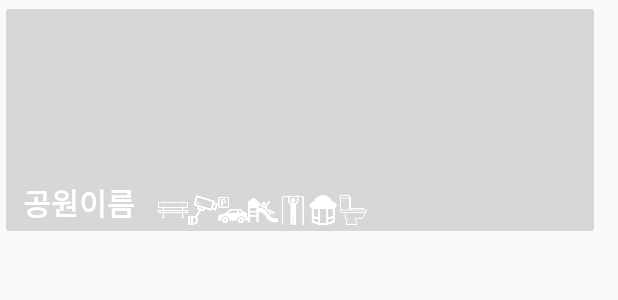
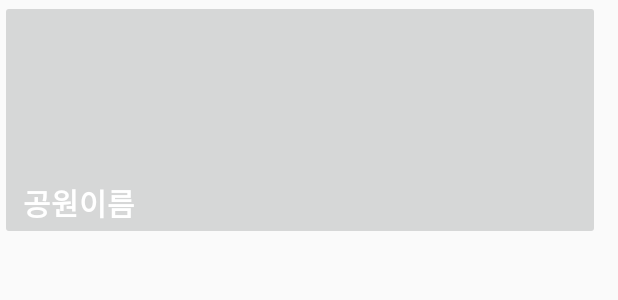
Before and after one commit to kairas83/ParkofJeonju, an Android app: the layout list_content.xml on its own in the app's theme, with its tools: preview values and no code run, on a phone screen of 412 x 824 dp. Shown: the top 300 px of the screen. Run offline under Robolectric (Android 15) with nearby library versions, the phone set to English and light mode, and no system bars; Roboto replaces fonts that are not available here.

Commit message:
공원목록 DB에서 값 얻어오기 아이콘 표시 삭제

```diff
--- a/app/src/main/res/layout/list_content.xml
+++ b/app/src/main/res/layout/list_content.xml
@@ -31,7 +31,6 @@
         android:layout_width="20dp"
         android:layout_height="20dp"
         android:layout_alignBottom="@id/title"
-        android:src="@drawable/ic_shortcut_bench"
         android:layout_toRightOf="@id/title"/>
 
     <ImageView
@@ -39,47 +38,41 @@
         android:layout_width="20dp"
         android:layout_height="20dp"
         android:layout_alignBottom="@id/title"
-        android:layout_toRightOf="@id/ic_shortcut_bench"
-        android:src="@drawable/ic_shortcut_camera"/>
+        android:layout_toRightOf="@id/ic_shortcut_bench"/>
 
     <ImageView
         android:id="@+id/ic_shortcut_parking"
         android:layout_width="20dp"
         android:layout_height="20dp"
         android:layout_alignBottom="@id/title"
-        android:layout_toRightOf="@id/ic_shortcut_camera"
-        android:src="@drawable/ic_shortcut_parking"/>
+        android:layout_toRightOf="@id/ic_shortcut_camera"/>
 
     <ImageView
         android:id="@+id/ic_shortcut_playground"
         android:layout_width="20dp"
         android:layout_height="20dp"
         android:layout_alignBottom="@id/title"
-        android:layout_toRightOf="@id/ic_shortcut_parking"
-        android:src="@drawable/ic_shortcut_playground"/>
+        android:layout_toRightOf="@id/ic_shortcut_parking"/>
 
     <ImageView
         android:id="@+id/ic_shortcut_pulling_up_training_silhouette"
         android:layout_width="20dp"
         android:layout_height="20dp"
         android:layout_alignBottom="@id/title"
-        android:layout_toRightOf="@id/ic_shortcut_playground"
-        android:src="@drawable/ic_shortcut_pulling_up_training_silhouette"/>
+        android:layout_toRightOf="@id/ic_shortcut_playground"/>
 
     <ImageView
         android:id="@+id/ic_shortcut_roundabout"
         android:layout_width="20dp"
         android:layout_height="20dp"
         android:layout_alignBottom="@id/title"
-        android:layout_toRightOf="@id/ic_shortcut_pulling_up_training_silhouette"
-        android:src="@drawable/ic_shortcut_roundabout"/>
+        android:layout_toRightOf="@id/ic_shortcut_pulling_up_training_silhouette"/>
 
     <ImageView
         android:id="@+id/ic_shortcut_toilet"
         android:layout_width="20dp"
         android:layout_height="20dp"
         android:layout_alignBottom="@id/title"
-        android:layout_toRightOf="@id/ic_shortcut_roundabout"
-        android:src="@drawable/ic_shortcut_toilet"/>
+        android:layout_toRightOf="@id/ic_shortcut_roundabout"/>
 
 </RelativeLayout>
```
Also changed, not shown: app/src/main/java/kr/co/ipdisk/home35/ParkofJeonJu/MyItem.java (+3 -8 lines), app/src/main/java/kr/co/ipdisk/home35/ParkofJeonJu/ParkListActivity.java (+10 -11 lines), 1 other file.
